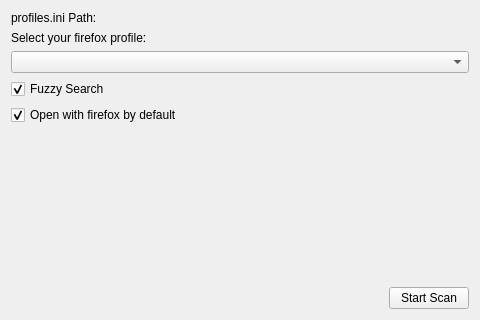
albertlauncher/plugins, file firefoxbookmarks/src/configwidget.ui: the form before one commit.
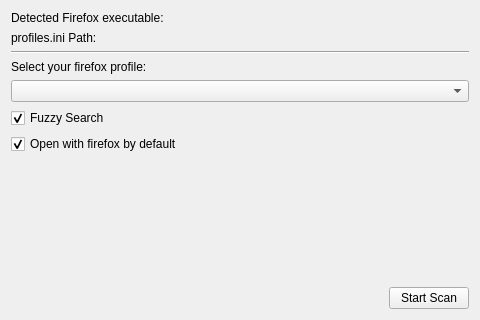
The form after the commit.

Commit message: make firefox exe path a config setting. closes albertlauncher/albert#769

What changed in the file:
```diff
--- a/firefoxbookmarks/src/configwidget.ui
+++ b/firefoxbookmarks/src/configwidget.ui
@@ -11,6 +11,16 @@
    </rect>
   </property>
   <layout class="QVBoxLayout">
+   <item>
+    <widget class="QLabel" name="label_exe">
+     <property name="toolTip">
+      <string>&lt;html&gt;&lt;head/&gt;&lt;body&gt;&lt;p&gt;This setting can be changed in the config file.&lt;/p&gt;&lt;/body&gt;&lt;/html&gt;</string>
+     </property>
+     <property name="text">
+      <string>Detected Firefox executable:</string>
+     </property>
+    </widget>
+   </item>
    <item>
     <widget class="QLabel" name="label_profiles">
      <property name="toolTip">
@@ -21,6 +31,13 @@
      </property>
     </widget>
    </item>
+   <item>
+    <widget class="Line" name="line">
+     <property name="orientation">
+      <enum>Qt::Horizontal</enum>
+     </property>
+    </widget>
+   </item>
    <item>
     <widget class="QLabel" name="label">
      <property name="text">
```
The commit also changes 1 other file.
